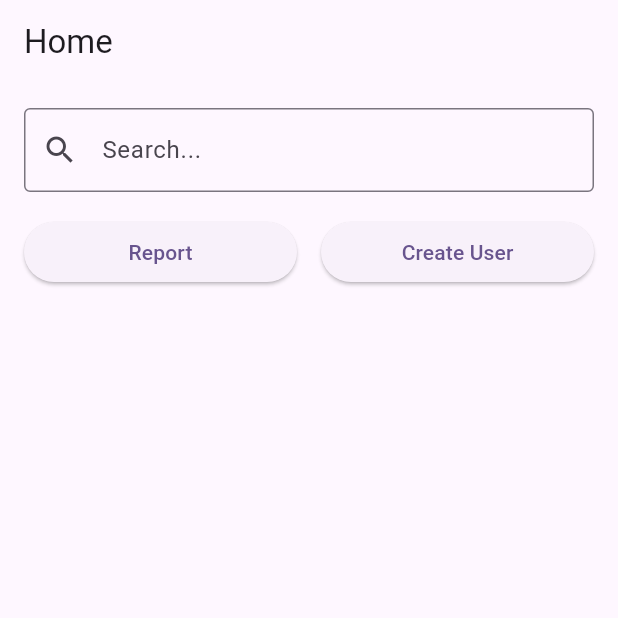
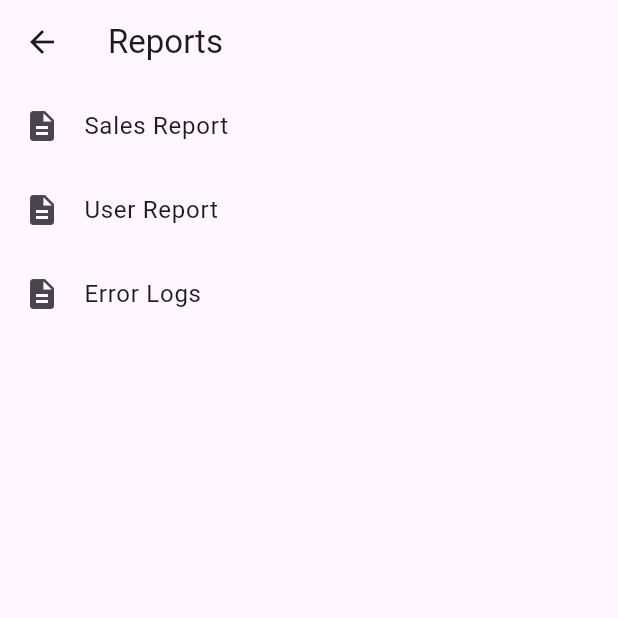
Before and after one commit to Siddhesh-Dupare/Flutter-App, a Flutter app: the screen it shows after launch, after a tap on "Report", on a phone screen of 412 x 824 dp, the top half of it. Run offline on Flutter 3.47's test engine with Material 3 defaults, Android fonts, the phone set to English and light mode, and no system bars.

```diff
--- a/lib/main.dart
+++ b/lib/main.dart
@@ -16,6 +16,10 @@ class MyApp extends StatelessWidget {
         colorScheme: ColorScheme.fromSeed(seedColor: Colors.deepPurple),
       ),
       home: HomeScreen(),
+      routes: {
+        '/report': (context) => ReportScreen(),
+        '/createUser': (context) => CreateUserScreen(),
+      }
     );
   }
 }
@@ -71,3 +75,35 @@ class HomeScreen extends StatelessWidget {
     );
   }
 }
+class ReportScreen extends StatelessWidget {
+  @override
+  Widget build(BuildContext context) {
+    // Simple list of dummy reports
+    final reports = ['Sales Report', 'User Report', 'Error Logs'];
+
+    return Scaffold(
+      appBar: AppBar(title: Text("Reports")),
+      body: ListView.builder(
+        itemCount: reports.length,
+        itemBuilder: (context, index) {
+          return ListTile(
+            leading: Icon(Icons.description),
+            title: Text(reports[index]),
+          );
+        },
+      ),
+    );
+  }
+}
+class CreateUserScreen extends StatelessWidget {
+  @override
+  Widget build(BuildContext context) {
+    // Just a placeholder for now
+    return Scaffold(
+      appBar: AppBar(title: Text("Create User")),
+      body: Center(
+        child: Text("Create User Form goes here"),
+      ),
+    );
+  }
+}
```
